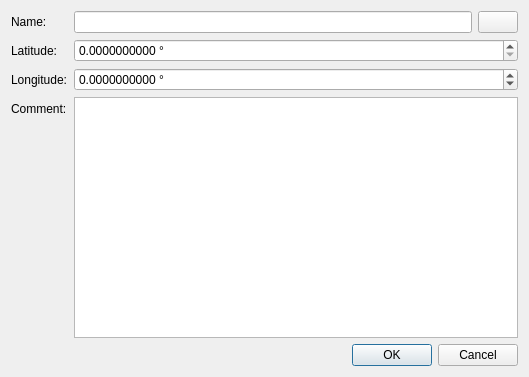
This is dialogs/placedialog.ui in caybro/pedikree as Qt 5 draws it before an edit. The edited form follows.
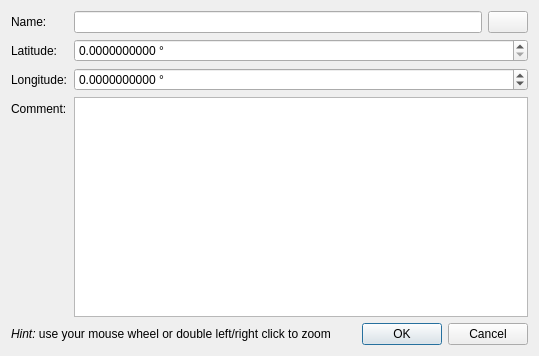
This is the edited form. Icons and pictures are not drawn.

Diff of the .ui file:
```diff
--- a/dialogs/placedialog.ui
+++ b/dialogs/placedialog.ui
@@ -6,8 +6,8 @@
    <rect>
     <x>0</x>
     <y>0</y>
-    <width>529</width>
-    <height>377</height>
+    <width>539</width>
+    <height>356</height>
    </rect>
   </property>
   <layout class="QVBoxLayout" name="verticalLayout">
@@ -117,6 +117,28 @@
     </layout>
    </item>
    <item>
+    <layout class="QHBoxLayout" name="horizontalLayout_2">
+     <item>
+      <widget class="QLabel" name="label">
+       <property name="text">
+        <string>&lt;html&gt;&lt;head/&gt;&lt;body&gt;&lt;p&gt;&lt;span style=&quot; font-style:italic;&quot;&gt;Hint:&lt;/span&gt; use your mouse wheel or double left/right click to zoom&lt;/p&gt;&lt;/body&gt;&lt;/html&gt;</string>
+       </property>
+      </widget>
+     </item>
+     <item>
+      <spacer name="horizontalSpacer">
+       <property name="orientation">
+        <enum>Qt::Horizontal</enum>
+       </property>
+       <property name="sizeHint" stdset="0">
+        <size>
+         <width>40</width>
+         <height>20</height>
+        </size>
+       </property>
+      </spacer>
+     </item>
+     <item>
     <widget class="QDialogButtonBox" name="buttonBox">
      <property name="orientation">
       <enum>Qt::Horizontal</enum>
@@ -125,6 +147,8 @@
       <set>QDialogButtonBox::Cancel|QDialogButtonBox::Ok</set>
      </property>
     </widget>
+     </item>
+    </layout>
    </item>
   </layout>
  </widget>
```
Lines whose indentation alone changed are shown as unchanged.
